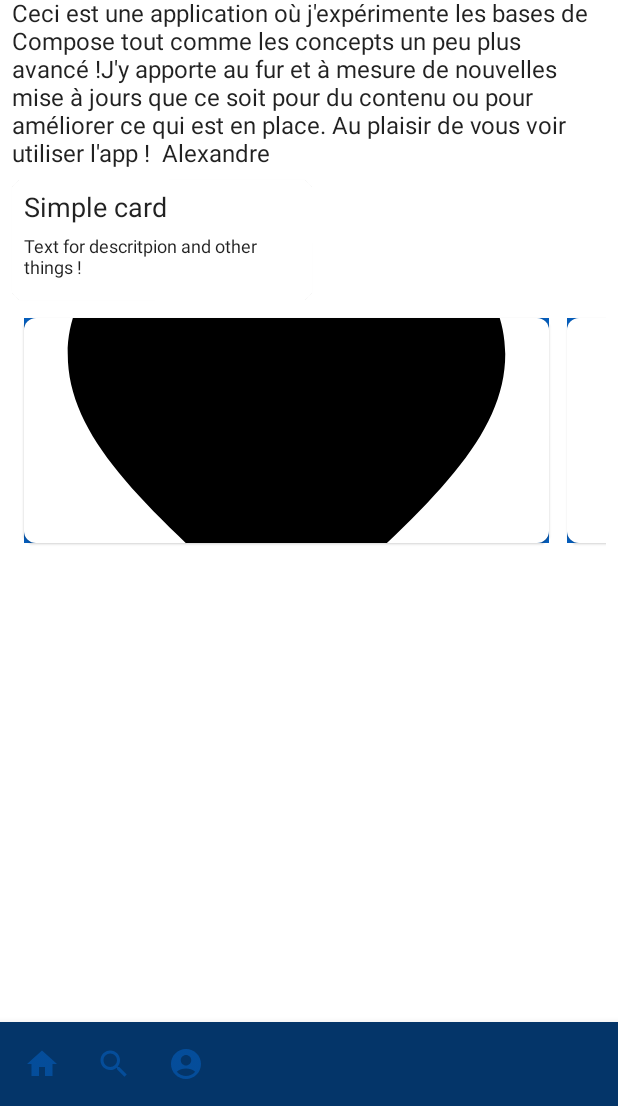
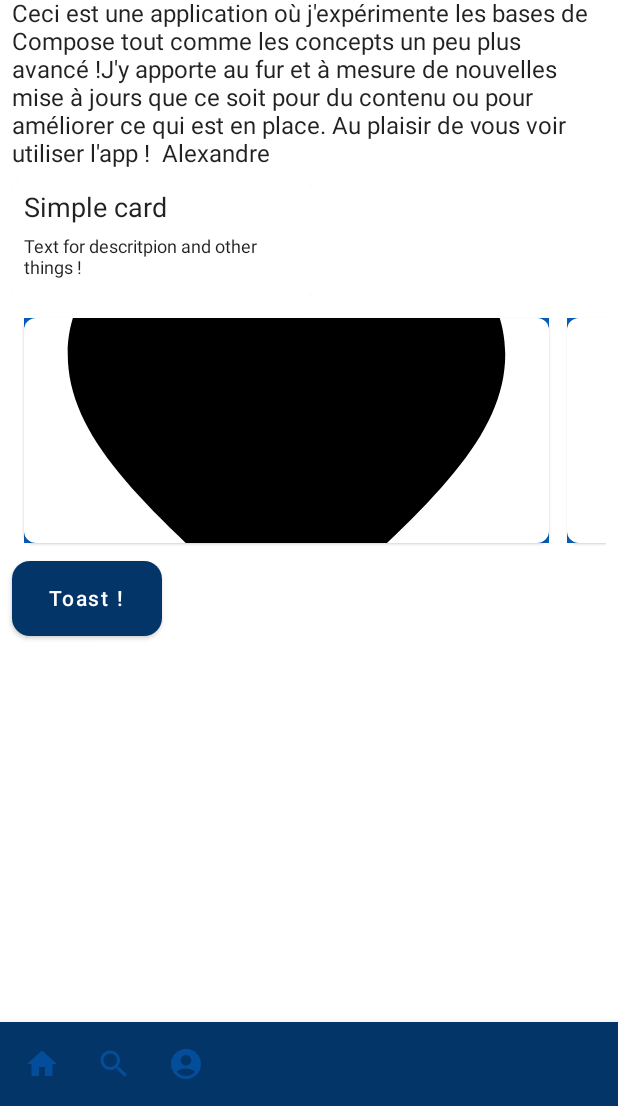
Before and after one commit to Alexandre-C-89/BordelMc, an Android app built with Jetpack Compose: the screen it shows after launch (MainActivity), on a phone screen of 412 x 824 dp, the part 130-1236 px from its top. Run offline under Robolectric (Android 15) with nearby library versions, the phone set to English and light mode, and no system bars; our stand-ins replace Dagger/Hilt's generated code.

Commit message:
Add Button for display a magic Toast !

```diff
--- /dev/null
+++ b/app/src/main/java/com/example/bordelmc/designSystem/component/button/Button.kt
@@ -0,0 +1,28 @@
+package com.example.bordelmc.designSystem.component.button
+
+import android.content.Context
+import android.widget.Toast
+import androidx.compose.foundation.layout.height
+import androidx.compose.foundation.layout.width
+import androidx.compose.material.Button
+import androidx.compose.material.Text
+import androidx.compose.runtime.Composable
+import androidx.compose.ui.Modifier
+import androidx.compose.ui.unit.dp
+import com.example.bordelmc.designSystem.theme.Shapes
+
+@Composable
+fun ButtonItem(
+    context: Context
+) {
+    //val context = LocalContext.current
+    Button(
+        modifier = Modifier
+            .width(100.dp)
+            .height(50.dp),
+        shape = Shapes.large,
+        onClick = { Toast.makeText(context, "This is a Toast. Vay !", Toast.LENGTH_LONG).show() }
+    ) {
+        Text(text = "Toast !")
+    }
+}
--- a/app/src/main/java/com/example/bordelmc/home/HomeScreen.kt
+++ b/app/src/main/java/com/example/bordelmc/home/HomeScreen.kt
@@ -24,6 +24,7 @@ import androidx.compose.material.icons.outlined.Notifications
 import androidx.compose.material.icons.outlined.PlayArrow
 import androidx.compose.runtime.Composable
 import androidx.compose.ui.Modifier
+import androidx.compose.ui.platform.LocalContext
 import androidx.compose.ui.tooling.preview.Preview
 import androidx.compose.ui.unit.dp
 import com.example.bordelmc.designSystem.component.bar.AppBar
@@ -31,6 +32,7 @@ import com.example.bordelmc.designSystem.component.bar.AppBottomBar
 import com.example.bordelmc.designSystem.component.card.CardImageItem
 import com.example.bordelmc.designSystem.component.card.CardItem
 import com.example.bordelmc.data.OptionsList
+import com.example.bordelmc.designSystem.component.button.ButtonItem
 import com.example.bordelmc.designSystem.theme.BordelMcTheme
 
 @SuppressLint("UnusedMaterialScaffoldPaddingParameter")
@@ -67,6 +69,9 @@ fun HomeScreen(
             )
         }
     ) {
+
+        val context = LocalContext.current
+
         Box(
             modifier = Modifier
                 .fillMaxSize()
@@ -88,6 +93,7 @@ fun HomeScreen(
                         CardImageItem(optionsList = item)
                     }
                 }
+                ButtonItem(context = context)
             }
         }
     }
```
